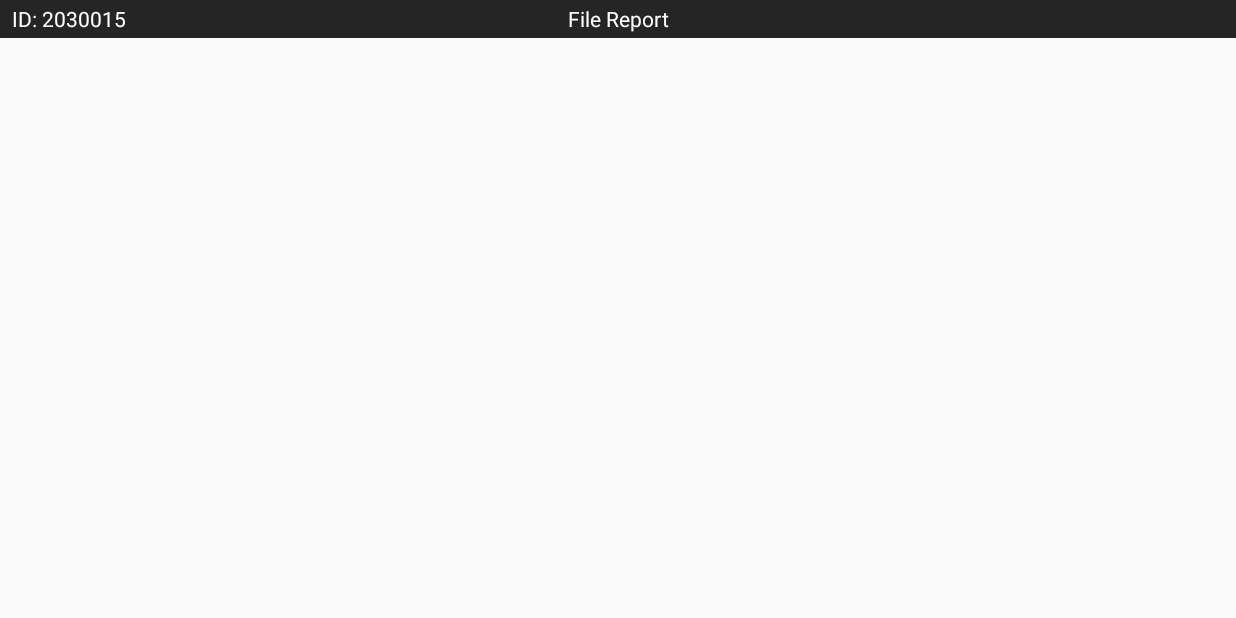
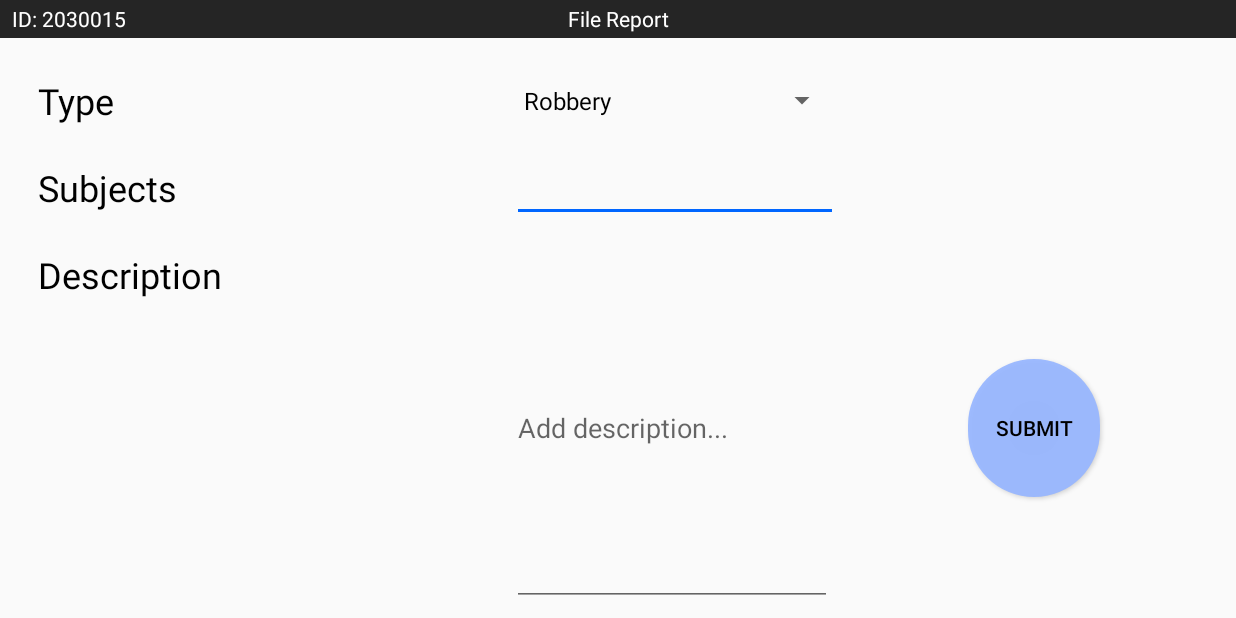
Before and after one commit to mclima123/SmartCop, an Android app: the FileReport screen opened directly, with no data from a screen before it, on a phone screen of 824 x 412 dp (held sideways). Run offline under Robolectric (Android 15) with nearby library versions, the phone set to English and light mode, and no system bars.

Commit message:
finished file report menu

```diff
--- a/app/src/main/java/com/example/marco/smartcop/FileReport.java
+++ b/app/src/main/java/com/example/marco/smartcop/FileReport.java
@@ -4,15 +4,24 @@ import android.content.DialogInterface;
 import android.content.Intent;
 import android.os.Bundle;
 import android.view.View;
+import android.widget.ArrayAdapter;
+import android.widget.Spinner;
+
+import java.util.ArrayList;
+import java.util.List;
 
 public class FileReport extends SwipeDismissBaseActivity
 {
+    Spinner spinner;
 
     @Override
     protected void onCreate(Bundle savedInstanceState)
     {
         super.onCreate(savedInstanceState);
         setContentView(R.layout.activity_file_report);
+
+        spinner = findViewById(R.id.spinner);
+        fillSpinner();
     }
 
     public void clickID(View view){
@@ -50,4 +59,22 @@ public class FileReport extends SwipeDismissBaseActivity
                 .create();
         return myQuittingDialogBox;
     }
+
+    public void fillSpinner() {
+        // you need to have a list of data that you want the spinner to display
+        List<String> spinnerArray =  new ArrayList<String>();
+        spinnerArray.add("Robbery");
+        spinnerArray.add("Murder");
+        spinnerArray.add("...");
+
+        ArrayAdapter<String> adapter = new ArrayAdapter<String>(
+                this, android.R.layout.simple_spinner_item, spinnerArray);
+
+        adapter.setDropDownViewResource(android.R.layout.simple_spinner_dropdown_item);
+        spinner.setAdapter(adapter);
+    }
+
+    public void clickSubmit(View view) {
+        finish();
+    }
 }
--- a/app/src/main/java/com/example/marco/smartcop/SettingsMenu.java
+++ b/app/src/main/java/com/example/marco/smartcop/SettingsMenu.java
@@ -3,7 +3,6 @@ package com.example.marco.smartcop;
 import android.content.DialogInterface;
 import android.content.Intent;
 import android.os.Bundle;
-import android.speech.tts.Voice;
 import android.view.View;
 
 public class SettingsMenu extends SwipeDismissBaseActivity
--- a/app/src/main/res/layout/activity_file_report.xml
+++ b/app/src/main/res/layout/activity_file_report.xml
@@ -14,12 +14,13 @@
     </View>
 
     <TextView
+        android:id="@+id/textView22"
         android:layout_width="wrap_content"
         android:layout_height="0dp"
         android:layout_marginEnd="8dp"
         android:layout_marginStart="8dp"
+        android:gravity="center"
         android:text="File Report"
-        android:gravity="center"
         android:textColor="#ffffff"
         app:layout_constraintBottom_toBottomOf="@+id/myRectangleView"
         app:layout_constraintEnd_toEndOf="@+id/myRectangleView"
@@ -41,4 +42,83 @@
         app:layout_constraintTop_toTopOf="@+id/myRectangleView"
         app:layout_constraintVertical_bias="0.0" />
 
+    <TextView
+        android:id="@+id/textView21"
+        android:layout_width="wrap_content"
+        android:layout_height="wrap_content"
+        android:layout_marginStart="25dp"
+        android:layout_marginTop="25dp"
+        android:text="Type"
+        android:textSize="24sp"
+        app:layout_constraintStart_toStartOf="parent"
+        app:layout_constraintTop_toBottomOf="@+id/textView22" />
+
+    <TextView
+        android:id="@+id/textView23"
+        android:layout_width="wrap_content"
+        android:layout_height="wrap_content"
+        android:layout_marginTop="25dp"
+        android:text="Subjects"
+        android:textSize="24sp"
+        app:layout_constraintStart_toStartOf="@+id/textView21"
+        app:layout_constraintTop_toBottomOf="@+id/textView21" />
+
+    <TextView
+        android:id="@+id/textView24"
+        android:layout_width="wrap_content"
+        android:layout_height="wrap_content"
+        android:layout_marginTop="25dp"
+        android:text="Description"
+        android:textSize="24sp"
+        app:layout_constraintStart_toStartOf="@+id/textView23"
+        app:layout_constraintTop_toBottomOf="@+id/textView23" />
+
+    <Spinner
+        android:id="@+id/spinner"
+        android:layout_width="217dp"
+        android:layout_height="0dp"
+        android:layout_marginEnd="8dp"
+        android:layout_marginStart="8dp"
+        app:layout_constraintBottom_toBottomOf="@+id/textView21"
+        app:layout_constraintEnd_toEndOf="parent"
+        app:layout_constraintStart_toEndOf="@+id/textView21"
+        app:layout_constraintTop_toTopOf="@+id/textView21" />
+
+    <EditText
+        android:id="@+id/editText3"
+        android:layout_width="0dp"
+        android:layout_height="wrap_content"
+        android:ems="10"
+        android:inputType="number"
+        app:layout_constraintBottom_toBottomOf="@+id/textView23"
+        app:layout_constraintEnd_toEndOf="@+id/spinner"
+        app:layout_constraintStart_toStartOf="@+id/spinner"
+        app:layout_constraintTop_toTopOf="@+id/textView23" />
+
+    <Button
+        android:id="@+id/button5"
+        android:layout_width="wrap_content"
+        android:layout_height="92dp"
+        android:layout_marginBottom="8dp"
+        android:layout_marginTop="8dp"
+        android:background="@drawable/round_button"
+        android:onClick="clickSubmit"
+        android:text="Submit"
+        app:layout_constraintBottom_toBottomOf="@+id/editText5"
+        app:layout_constraintEnd_toEndOf="parent"
+        app:layout_constraintStart_toEndOf="@+id/editText5"
+        app:layout_constraintTop_toTopOf="@+id/editText5" />
+
+    <EditText
+        android:id="@+id/editText5"
+        android:layout_width="wrap_content"
+        android:layout_height="0dp"
+        android:layout_marginBottom="8dp"
+        android:ems="10"
+        android:inputType="textMultiLine"
+        android:hint="Add description..."
+        app:layout_constraintBottom_toBottomOf="parent"
+        app:layout_constraintStart_toStartOf="@+id/editText3"
+        app:layout_constraintTop_toTopOf="@+id/textView24" />
+
 </android.support.constraint.ConstraintLayout>
```
